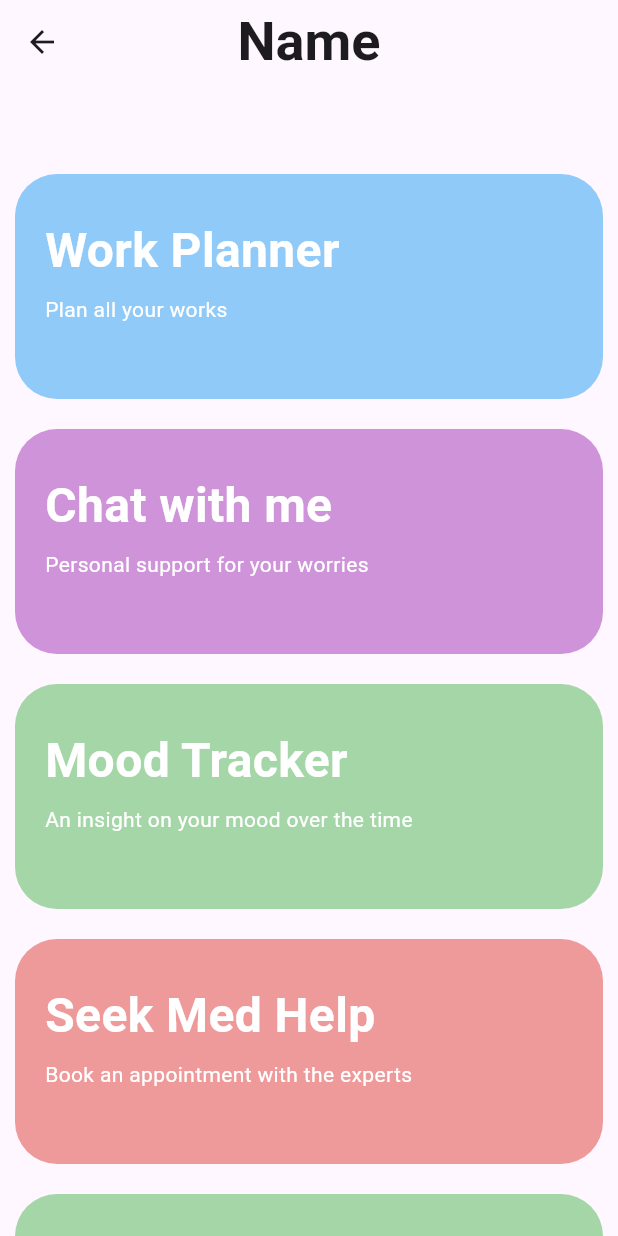
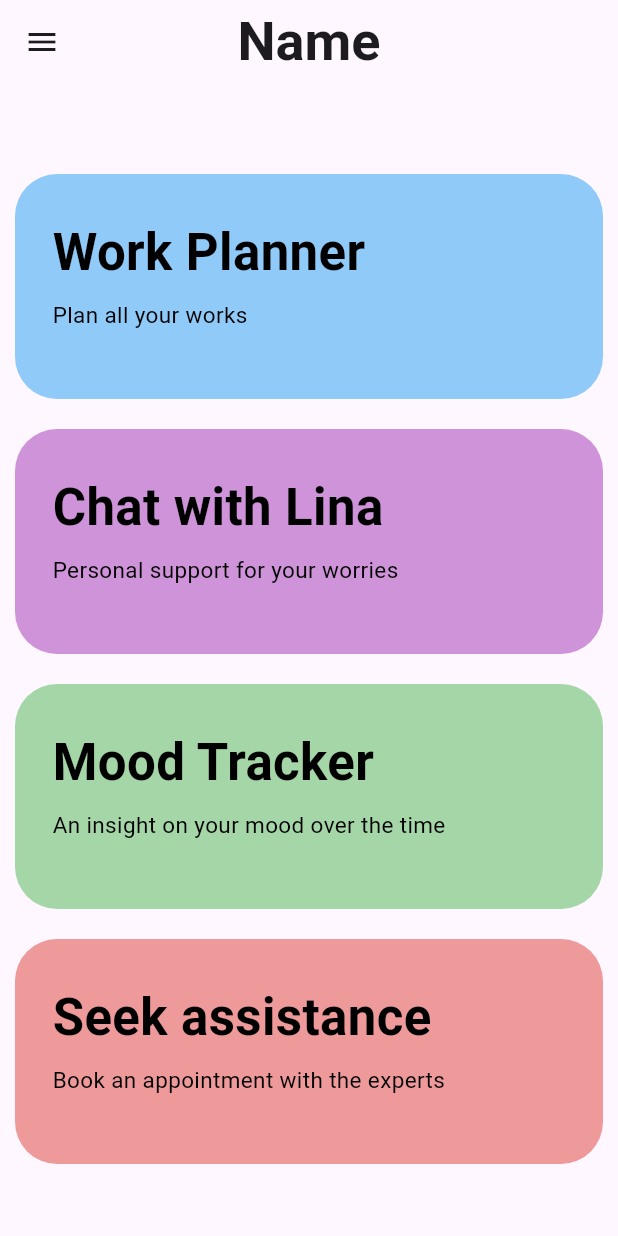
Before and after one commit to jydv402/Bytestream_EDEN_3.0, a Flutter app: the MyHomePage screen opened by its route, on a phone screen of 412 x 824 dp. Run offline on Flutter 3.47's test engine with Material 3 defaults, Android fonts, the phone set to English and light mode, and no system bars; our stand-ins replace dash_chat_2, flutter_gemini, image_picker, shared_preferences; accounts and stored records are empty.

Commit message:
Added further functionalities

```diff
--- a/lib/assets/buttons.dart
+++ b/lib/assets/buttons.dart
@@ -22,7 +22,7 @@ class MainButton extends StatelessWidget {
           Navigator.pushNamed(context, pageRoute);
         },
         child: Container(
-          padding: const EdgeInsets.only(left: 20),
+          padding: const EdgeInsets.only(left: 25),
           alignment: Alignment.centerLeft,
           decoration: BoxDecoration(
               borderRadius: BorderRadius.circular(28), color: color),
@@ -36,13 +36,13 @@ class MainButton extends StatelessWidget {
                 Text(pageName,
                     textAlign: TextAlign.left,
                     style: const TextStyle(
-                        color: Colors.white,
-                        fontSize: 32,
+                        color: Colors.black,
+                        fontSize: 34,
                         fontWeight: FontWeight.bold)),
                 const SizedBox(height: 6),
                 Text(pageDesc,
                     textAlign: TextAlign.left,
-                    style: const TextStyle(color: Colors.white, fontSize: 14)),
+                    style: const TextStyle(color: Colors.black, fontSize: 15)),
               ]),
         ),
       ),
--- a/lib/main.dart
+++ b/lib/main.dart
@@ -5,6 +5,7 @@ import 'package:flutter/material.dart';
 import 'package:flutter_gemini/flutter_gemini.dart';
 
 import 'const_key.dart';
+import 'dr.dart';
 import 'login_page.dart';
 import 'start.dart';
 import 'todo.dart';
@@ -27,6 +28,7 @@ class MyApp extends StatelessWidget {
         '/todo': (context) => ToDoListPage(),
         '/mood': (context) => mood_track(),
         '/login': (context) => LoginPage(),
+        '/dr': (context) => const MyDr(),
       },
       title: 'Flutter Demo',
       home: LoginPage(),
--- a/lib/start.dart
+++ b/lib/start.dart
@@ -7,6 +7,24 @@ class MyHomePage extends StatelessWidget {
   @override
   Widget build(BuildContext context) {
     return Scaffold(
+      drawer: Drawer(
+        child: Column(
+          mainAxisAlignment: MainAxisAlignment.end,
+          children: [
+            TextButton(
+              onPressed: () {
+                Navigator.pop(context);
+                Navigator.pop(context);
+              },
+              child: const Text("Logout",
+                  style: TextStyle(color: Colors.red, fontSize: 18)),
+            ),
+            const SizedBox(
+              height: 20,
+            ),
+          ],
+        ),
+      ),
       appBar: AppBar(
         title: const Text(
           "Name",
@@ -28,7 +46,7 @@ class MyHomePage extends StatelessWidget {
           ),
           MainButton(
             color: Colors.purple.shade200,
-            pageName: "Chat with me",
+            pageName: "Chat with Lina",
             pageDesc: "Personal support for your worries",
             pageRoute: "/home",
           ),
@@ -40,15 +58,9 @@ class MyHomePage extends StatelessWidget {
           ),
           MainButton(
             color: Colors.red.shade200,
-            pageName: "Seek Med Help",
+            pageName: "Seek assistance",
             pageDesc: "Book an appointment with the experts",
-            pageRoute: "/login",
-          ),
-          MainButton(
-            color: Colors.green.shade200,
-            pageName: "Login",
-            pageDesc: "Login",
-            pageRoute: "/login",
+            pageRoute: "/dr",
           ),
           const SizedBox(
             height: 50,
```
Also changed, not shown: lib/dr.dart (added, +19 -0 lines), lib/login_page.dart (+10 -2 lines), lib/todo.dart (+37 -8 lines).
